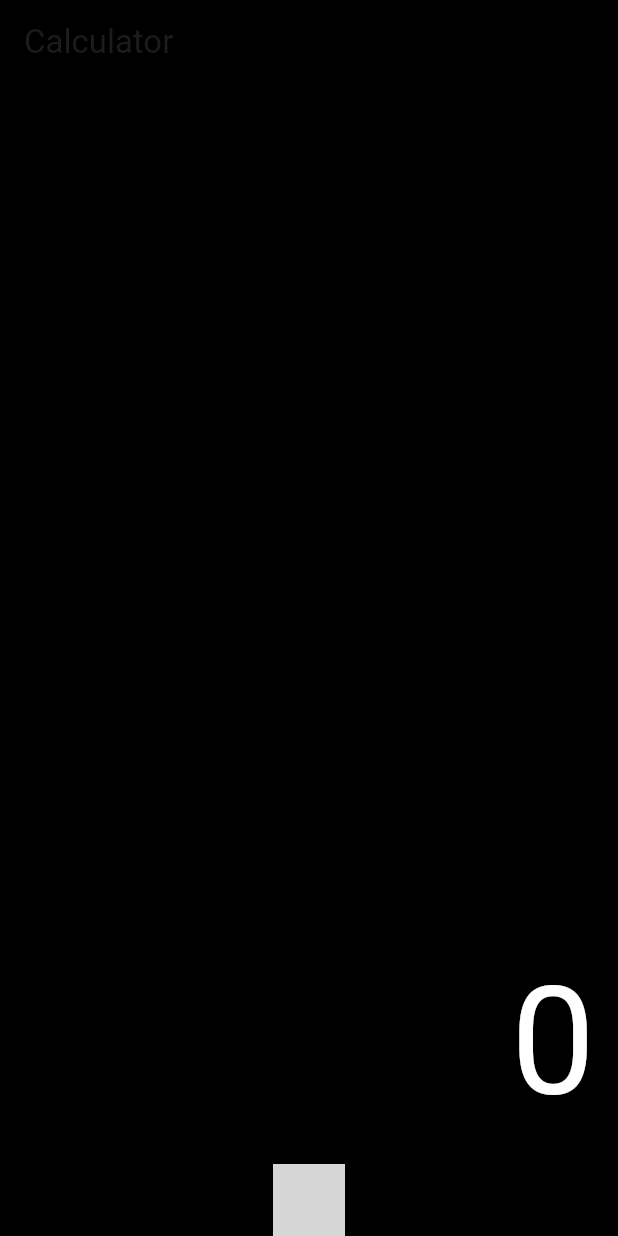
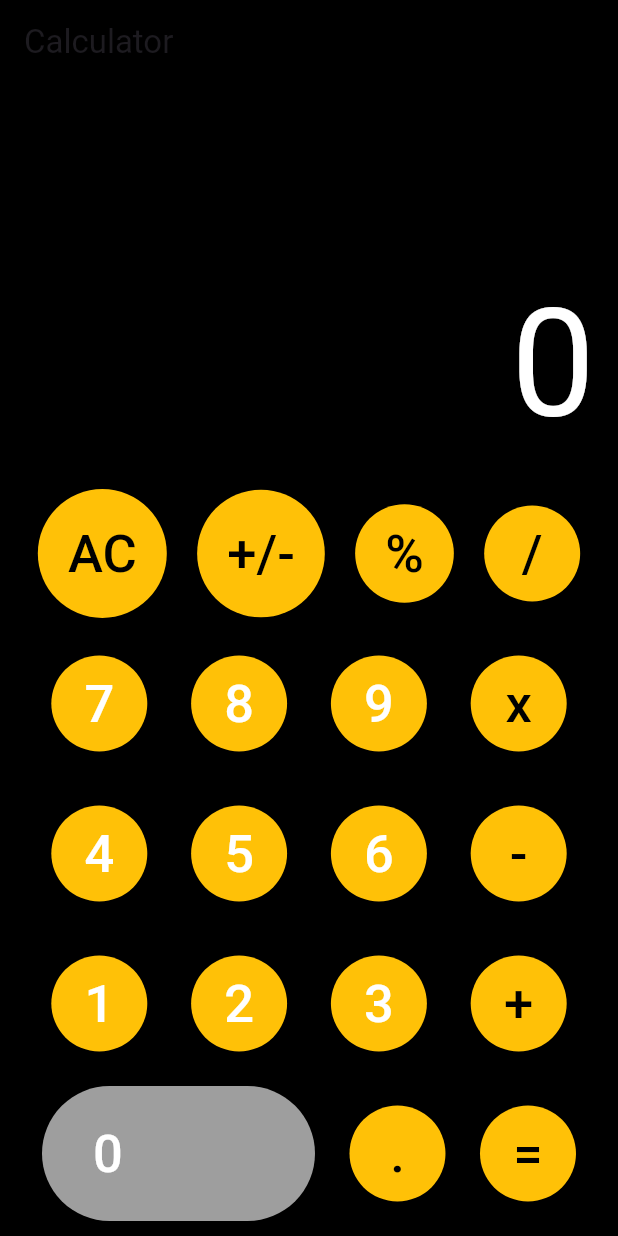
Before and after one commit to Hasindu30/calculator_app, a Flutter app: the screen it shows after launch, on a phone screen of 412 x 824 dp. Run offline on Flutter 3.47's test engine with Material 3 defaults, Android fonts, the phone set to English and light mode, and no system bars; grey boxes are pictures that could not be loaded.

Commit message:
modified:   lib/main.dart

```diff
--- a/lib/main.dart
+++ b/lib/main.dart
@@ -1,5 +1,4 @@
 import 'package:flutter/material.dart';
-
 
 void main() => runApp(MyApp());
 
@@ -12,23 +11,38 @@ class MyApp extends StatelessWidget {
     );
   }
 }
-
 class Calculator extends StatefulWidget {
-
   @override
-  State<Calculator> createState() => _CalculatorState();
+  _CalculatorState createState() => _CalculatorState();
 }
 
 class _CalculatorState extends State<Calculator> {
+  dynamic displaytxt = 20;
+  //Button Widget
+  Widget calcbutton(String btntxt,Color btncolor,Color txtcolor){
+    return  Container(
+      child: ElevatedButton(
+        onPressed: (){
+        calculation(btntxt);
+        },
+        child: Text('$btntxt',
+          style: TextStyle(
+            fontSize: 35,
+            color: txtcolor,
+          ),
+        ),
+        style: ElevatedButton.styleFrom(
+            shape: CircleBorder(),
+          primary: Colors.amber,
+        padding: EdgeInsets.all(20),
+        ),
 
-  Widget calcbutton(String btntxt, Color btncolor, Color txtcolor) {
-    return Container(
-      child:,
+      ),
     );
   }
-
   @override
   Widget build(BuildContext context) {
+    //Calculator
     return Scaffold(
       backgroundColor: Colors.black,
       appBar: AppBar(
@@ -39,29 +53,213 @@ class _CalculatorState extends State<Calculator> {
         padding: EdgeInsets.symmetric(horizontal: 5),
         child: Column(
           mainAxisAlignment: MainAxisAlignment.end,
-          children: [
-            Row(
-              mainAxisAlignment: MainAxisAlignment.end,
-              children: [
-                Padding(
-                  padding: EdgeInsets.all(10.0),
-                  child: Text(
-                    '0',
+          children: <Widget>[
+            // Calculator display
+            SingleChildScrollView(
+              scrollDirection: Axis.vertical,
+              child: Row(
+                mainAxisAlignment: MainAxisAlignment.end,
+                children: <Widget>[
+                  Padding(
+                    padding: const EdgeInsets.all(10.0),
+                    child: Text('$text',
                     textAlign: TextAlign.left,
-                    style: TextStyle(color: Colors.white, fontSize: 100),
+                    style: TextStyle(
+                      color: Colors.white,
+                      fontSize: 100,
+                    ),
                   ),
-                ),
-              ],
+                  )
+                ],
+              ),
             ),
             Row(
               mainAxisAlignment: MainAxisAlignment.spaceEvenly,
-              children: [
-                calcbutton('AC', Colors.grey, Colors.black)
+              children: <Widget>[
+                calcbutton('AC',Colors.grey,Colors.black),
+                calcbutton('+/-',Colors.grey,Colors.black),
+                calcbutton('%',Colors.grey,Colors.black),
+                calcbutton('/',Colors.white,Colors.black),
               ],
-            )
+            ),
+            SizedBox(height: 10,),
+            Row(
+              mainAxisAlignment: MainAxisAlignment.spaceEvenly,
+              children: <Widget>[
+                calcbutton('7',Colors.grey,Colors.white),
+                calcbutton('8',Colors.grey,Colors.white),
+                calcbutton('9',Colors.grey,Colors.white),
+                calcbutton('x',Colors.amber,const Color.fromARGB(255, 0, 0, 0)),
+              ],
+            ),
+            SizedBox(height: 10,),
+            Row(
+              mainAxisAlignment: MainAxisAlignment.spaceEvenly,
+              children: <Widget>[
+                calcbutton('4',Colors.grey,Colors.white),
+                calcbutton('5',Colors.grey,Colors.white),
+                calcbutton('6',Colors.grey,Colors.white),
+                calcbutton('-',Colors.amber,const Color.fromARGB(255, 0, 0, 0)),
+              ],
+            ),
+            SizedBox(height: 10,),
+            Row(
+              mainAxisAlignment: MainAxisAlignment.spaceEvenly,
+              children: <Widget>[
+                calcbutton('1',Colors.grey,Colors.white),
+                calcbutton('2',Colors.grey,Colors.white),
+                calcbutton('3',Colors.grey,Colors.white),
+                calcbutton('+',Colors.amber,const Color.fromARGB(255, 0, 0, 0)),
+              ],
+            ),
+            SizedBox(height: 10,),
+            Row(
+              mainAxisAlignment: MainAxisAlignment.spaceEvenly,
+              children: <Widget>[
+                //this is button Zero
+                ElevatedButton(
+                  style: ElevatedButton.styleFrom(
+                      padding: EdgeInsets.fromLTRB(34, 20, 128, 20),
+                      shape: StadiumBorder(),
+                      primary: Colors.grey,
+                  ),
+
+                onPressed: (){
+                calculation('0');
+                },
+
+                child: Text('0',
+                style: TextStyle(
+                  fontSize: 35,
+                  color: Colors.white),
+                ),
+
+                ),
+                calcbutton('.',Colors.grey,const Color.fromARGB(255, 1, 1, 1)),
+                calcbutton('=',Colors.amber,const Color.fromARGB(255, 0, 0, 0)),
+              ],
+            ),
+            SizedBox(height: 10,),
           ],
         ),
       ),
     );
   }
+
+  //Calculator logic
+  dynamic text ='0';
+  double numOne = 0;
+  double numTwo = 0;
+
+  dynamic result = '';
+  dynamic finalResult = '';
+  dynamic opr = '';
+  dynamic preOpr = '';
+   void calculation(btnText) {
+
+
+    if(btnText  == 'AC') {
+      text ='0';
+      numOne = 0;
+      numTwo = 0;
+      result = '';
+      finalResult = '0';
+      opr = '';
+      preOpr = '';
+
+    } else if( opr == '=' && btnText == '=') {
+
+      if(preOpr == '+') {
+         finalResult = add();
+      } else if( preOpr == '-') {
+          finalResult = sub();
+      } else if( preOpr == 'x') {
+          finalResult = mul();
+      } else if( preOpr == '/') {
+          finalResult = div();
+      }
+
+    } else if(btnText == '+' || btnText == '-' || btnText == 'x' || btnText == '/' || btnText == '=') {
+
+      if(numOne == 0) {
+          numOne = double.parse(result);
+      } else {
+          numTwo = double.parse(result);
+      }
+
+      if(opr == '+') {
+          finalResult = add();
+      } else if( opr == '-') {
+          finalResult = sub();
+      } else if( opr == 'x') {
+          finalResult = mul();
+      } else if( opr == '/') {
+          finalResult = div();
+      }
+      preOpr = opr;
+      opr = btnText;
+      result = '';
+    }
+    else if(btnText == '%') {
+     result = numOne / 100;
+     finalResult = doesContainDecimal(result);
+    } else if(btnText == '.') {
+      if(!result.toString().contains('.')) {
+        result = result.toString()+'.';
+      }
+      finalResult = result;
+    }
+
+    else if(btnText == '+/-') {
+        result.toString().startsWith('-') ? result = result.toString().substring(1): result = '-'+result.toString();
+        finalResult = result;
+
+    }
+
+    else {
+        result = result + btnText;
+        finalResult = result;
+    }
+
+
+    setState(() {
+          text = finalResult;
+        });
+
+  }
+
+
+  String add() {
+         result = (numOne + numTwo).toString();
+         numOne = double.parse(result);
+         return doesContainDecimal(result);
+  }
+
+  String sub() {
+         result = (numOne - numTwo).toString();
+         numOne = double.parse(result);
+         return doesContainDecimal(result);
+  }
+  String mul() {
+         result = (numOne * numTwo).toString();
+         numOne = double.parse(result);
+         return doesContainDecimal(result);
+  }
+  String div() {
+          result = (numOne / numTwo).toString();
+          numOne = double.parse(result);
+          return doesContainDecimal(result);
+  }
+
+
+  String doesContainDecimal(dynamic result) {
+
+    if(result.toString().contains('.')) {
+        List<String> splitDecimal = result.toString().split('.');
+        if(!(int.parse(splitDecimal[1]) > 0))
+         return result = splitDecimal[0].toString();
+    }
+    return result;
+  }
+
 }
```
